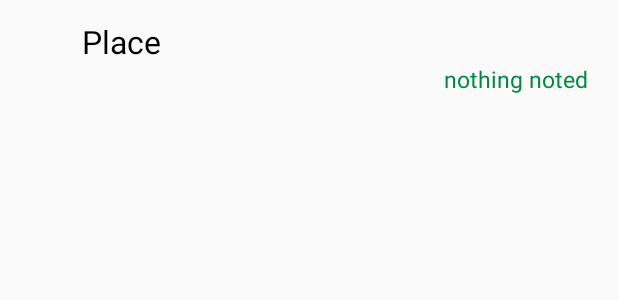
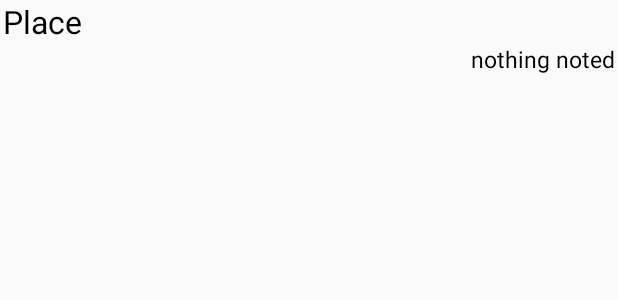
Before and after one commit to vissarionas/placenote, an Android app: the layout place_note_item.xml on its own in the app's theme, with its tools: preview values and no code run, on a phone screen of 412 x 824 dp. Shown: the top 300 px of the screen. Run offline under Robolectric (Android 15) with nearby library versions, the phone set to English and light mode, and no system bars.

Commit message:
flags issues, ux fixes

```diff
--- a/app/src/main/java/com/abubaca/viss/messeme/MapsActivity.java
+++ b/app/src/main/java/com/abubaca/viss/messeme/MapsActivity.java
@@ -141,7 +141,7 @@ public class MapsActivity extends FragmentActivity implements OnMapReadyCallback
 
                 //place marker where user just clicked
                 marker = mMap.addMarker(new MarkerOptions().position(point)
-                        .icon(BitmapDescriptorFactory.defaultMarker(BitmapDescriptorFactory.HUE_GREEN)));
+                        .icon(BitmapDescriptorFactory.defaultMarker(BitmapDescriptorFactory.HUE_MAGENTA)));
             }
         });
 
--- a/app/src/main/res/layout/activity_maps.xml
+++ b/app/src/main/res/layout/activity_maps.xml
@@ -7,6 +7,7 @@
     <Button
         android:text="Button"
         android:visibility="invisible"
+        android:textColor="#000"
         android:layout_width="match_parent"
         android:layout_height="wrap_content"
         android:id="@+id/add_place_button"
--- a/app/src/main/res/layout/place_note_item.xml
+++ b/app/src/main/res/layout/place_note_item.xml
@@ -1,47 +1,26 @@
 <?xml version="1.0" encoding="utf-8"?>
-<RelativeLayout xmlns:android="http://schemas.android.com/apk/res/android"
+<LinearLayout xmlns:android="http://schemas.android.com/apk/res/android"
     android:orientation="vertical"
     android:layout_width="match_parent"
     android:layout_height="match_parent"
     android:layout_marginLeft="2dp"
     android:layout_marginRight="2dp">
 
-    <ImageView
-        android:layout_width="30dp"
-        android:layout_height="30dp"
-        android:id="@+id/flag"
-        android:layout_marginTop="13dp"
-        android:layout_marginLeft="11dp"
-        android:layout_marginStart="11dp"
-        android:layout_alignParentTop="true"
-        android:layout_alignParentLeft="true"
-        android:layout_alignParentStart="true" />
-
     <TextView
         android:text="Place"
-        android:layout_width="wrap_content"
+        android:layout_width="match_parent"
         android:layout_height="wrap_content"
         android:id="@+id/placeText"
         android:textColor="#000"
-        android:textSize="21dp"
-        android:layout_marginLeft="11dp"
-        android:layout_marginStart="11dp"
-        android:layout_alignTop="@+id/flag"
-        android:layout_toRightOf="@+id/flag"
-        android:layout_toEndOf="@+id/flag" />
+        android:textSize="21dp"/>
 
     <TextView
         android:text="nothing noted"
-        android:layout_width="wrap_content"
+        android:layout_width="match_parent"
         android:layout_height="wrap_content"
         android:id="@+id/noteText"
-        android:textColor="#008844"
+        android:textColor="#000"
         android:textSize="15dp"
         android:textAlignment="textEnd"
-        android:layout_gravity="end"
-        android:layout_marginRight="18dp"
-        android:layout_marginEnd="18dp"
-        android:layout_below="@+id/placeText"
-        android:layout_alignParentRight="true"
-        android:layout_alignParentEnd="true" />
-</RelativeLayout>
+        android:layout_gravity="end"/>
+</LinearLayout>
--- a/app/src/main/res/values/colors.xml
+++ b/app/src/main/res/values/colors.xml
@@ -3,4 +3,7 @@
     <color name="colorPrimary">#3F51B5</color>
     <color name="colorPrimaryDark">#303F9F</color>
     <color name="colorAccent">#FF4081</color>
+    <color name="vissGreen">#63c275</color>
+    <color name="vissGreenDark">#38a34c</color>
+    <color name="vissFuchsia">#FFFA1E3C</color>
 </resources>
--- a/app/src/main/res/values/strings.xml
+++ b/app/src/main/res/values/strings.xml
@@ -1,10 +1,10 @@
 <resources>
     <string name="app_name">Messeme</string>
-    <string name="action_drop_db">Clear database</string>
+    <string name="action_drop_db">Clear ALL</string>
     <string name="title_activity_map">MapActivity</string>
     <string name="title_activity_maps">Map</string>
     <string name="title_activity_edit_place">EditPlace</string>
-    <string name="action_drop_notes">Clear notes</string>
+    <string name="action_drop_notes">Remove notes</string>
 
     <string name="no_geocoder_available">No geocoder available</string>
     <string name="fetch_address">Fetch address</string>
--- a/app/src/main/res/values/styles.xml
+++ b/app/src/main/res/values/styles.xml
@@ -3,9 +3,9 @@
     <!-- Base application theme. -->
     <style name="AppTheme" parent="Theme.AppCompat.Light.DarkActionBar">
         <!-- Customize your theme here. -->
-        <item name="colorPrimary">@color/colorPrimary</item>
-        <item name="colorPrimaryDark">@color/colorPrimaryDark</item>
-        <item name="colorAccent">@color/colorAccent</item>
+        <item name="colorPrimary">@color/vissGreen</item>
+        <item name="colorPrimaryDark">@color/vissGreenDark</item>
+        <item name="colorAccent">@color/vissFuchsia</item>
     </style>
 
     <style name="AppTheme.NoActionBar">
@@ -17,4 +17,6 @@
 
     <style name="AppTheme.PopupOverlay" parent="ThemeOverlay.AppCompat.Light" />
 
+    <style name="Theme.AppTheme" parent="android:Theme.Holo" />
+
 </resources>
```
Also changed, not shown: app/src/main/AndroidManifest.xml (+7 -7 lines), app/src/main/java/com/abubaca/viss/messeme/DBHandler.java (+8 -2 lines), app/src/main/java/com/abubaca/viss/messeme/EditPlace.java (+34 -12 lines), app/src/main/java/com/abubaca/viss/messeme/MainActivity.java (+150 -74 lines), app/src/main/java/com/abubaca/viss/messeme/PlaceNoteAdapter.java (+16 -11 lines), app/src/main/res/drawable-hdpi/background.xml (added, +18 -0 lines), app/src/main/res/drawable/border.xml (+6 -6 lines), app/src/main/res/layout/activity_edit_place.xml (+16 -18 lines), app/src/main/res/layout/edit_note.xml (+54 -36 lines), app/src/main/res/mipmap-hdpi/ic_launcher.png, app/src/main/res/mipmap-mdpi/ic_launcher.png, app/src/main/res/mipmap-xhdpi/ic_launcher.png, app/src/main/res/mipmap-xxhdpi/ic_launcher.png, app/src/main/res/mipmap-xxxhdpi/ic_launcher.png, 1 other file.
